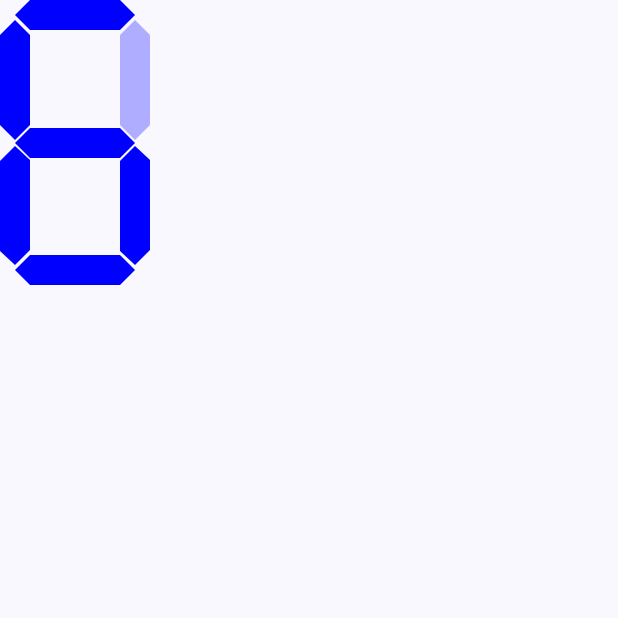
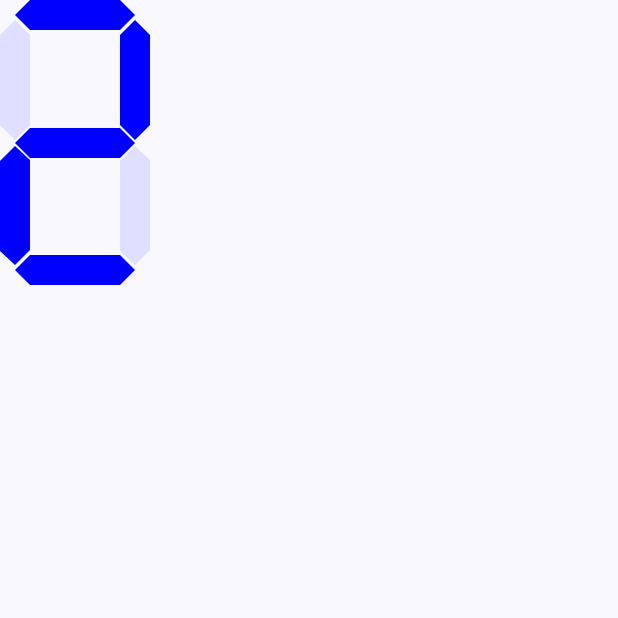
Before and after one commit to matinnasiri01/digitalClock, an Android app built with Jetpack Compose: the screen it shows after launch (MainActivity), on a phone screen of 412 x 824 dp, the top half of it. Run offline under Robolectric (Android 15) with nearby library versions, the phone set to English and light mode, and no system bars.

Commit message:
Remove extra files and modify the folder structure

```diff
--- a/app/src/main/AndroidManifest.xml
+++ b/app/src/main/AndroidManifest.xml
@@ -9,7 +9,7 @@
         android:icon="@mipmap/ic_launcher"
         android:label="@string/app_name"
         android:roundIcon="@mipmap/ic_launcher_round"
-        android:supportsRtl="true"
+        android:supportsRtl="false"
         android:theme="@style/Theme.Clock"
         tools:targetApi="31">
         <activity
--- a/app/src/main/java/io/nasiri/clock/Dame.kt
+++ /dev/null
@@ -1,45 +0,0 @@
-package io.nasiri.clock
-
-import androidx.compose.foundation.layout.Arrangement
-import androidx.compose.foundation.layout.Box
-import androidx.compose.foundation.layout.Column
-import androidx.compose.foundation.layout.Row
-import androidx.compose.foundation.layout.Spacer
-import androidx.compose.foundation.layout.fillMaxSize
-import androidx.compose.foundation.layout.height
-import androidx.compose.foundation.layout.padding
-import androidx.compose.foundation.layout.size
-import androidx.compose.runtime.Composable
-import androidx.compose.ui.Alignment
-import androidx.compose.ui.Modifier
-import androidx.compose.ui.unit.dp
-import io.nasiri.clock.ui.items.HPsItem
-import io.nasiri.clock.ui.items.PsItem
-
-@Composable
-fun Single(modifier: Modifier = Modifier) {
-    Box(
-        modifier = modifier
-            .size(width = 100.dp, height = 190.dp)
-    ) {
-        Row(
-            modifier = Modifier
-                .fillMaxSize()
-                .padding(vertical = 13.dp), Arrangement.SpaceBetween
-        ) {
-            Column {
-                HPsItem(isActive = true)
-                Spacer(modifier = Modifier.height(4.dp))
-                HPsItem(isActive = true)
-            }
-            Column {
-                HPsItem()
-                Spacer(modifier = Modifier.height(4.dp))
-                HPsItem(isActive = true)
-            }
-        }
-        PsItem(modifier = Modifier.align(Alignment.TopCenter),isActive = true)
-        PsItem(modifier = Modifier.align(Alignment.Center),isActive = true)
-        PsItem(modifier = Modifier.align(Alignment.BottomCenter),isActive = true)
-    }
-}
--- a/app/src/main/java/io/nasiri/clock/MainActivity.kt
+++ b/app/src/main/java/io/nasiri/clock/MainActivity.kt
@@ -4,18 +4,14 @@ import android.os.Bundle
 import androidx.activity.ComponentActivity
 import androidx.activity.compose.setContent
 import androidx.activity.enableEdgeToEdge
-import androidx.compose.foundation.layout.Arrangement
 import androidx.compose.foundation.layout.Column
-import androidx.compose.foundation.layout.Spacer
 import androidx.compose.foundation.layout.fillMaxSize
 import androidx.compose.foundation.layout.padding
 import androidx.compose.material3.Scaffold
-import androidx.compose.ui.Alignment
 import androidx.compose.ui.Modifier
-import androidx.compose.ui.unit.dp
-import io.nasiri.clock.ui.items.HPsItem
-import io.nasiri.clock.ui.items.PsItem
+import io.nasiri.clock.ui.item.SingleCounter
 import io.nasiri.clock.ui.theme.ClockTheme
+import io.nasiri.clock.util.new01
 
 class MainActivity : ComponentActivity() {
     override fun onCreate(savedInstanceState: Bundle?) {
@@ -24,13 +20,8 @@ class MainActivity : ComponentActivity() {
         setContent {
             ClockTheme {
                 Scaffold(modifier = Modifier.fillMaxSize()) { innerPadding ->
-                    Column(
-                        modifier = Modifier.padding(innerPadding),
-                        verticalArrangement = Arrangement.Center,
-                        horizontalAlignment = Alignment.CenterHorizontally
-                    ) {
-                        Spacer(modifier = Modifier.padding(horizontal = 12.dp))
-                        Single()
+                    Column(modifier = Modifier.padding(innerPadding)) {
+                        SingleCounter(active = new01[2]?.map { it == 1 }!!)
                     }
                 }
             }
--- /dev/null
+++ b/app/src/main/java/io/nasiri/clock/ui/item/Counter.kt
@@ -0,0 +1,140 @@
+package io.nasiri.clock.ui.item
+
+import androidx.compose.foundation.Canvas
+import androidx.compose.foundation.layout.*
+import androidx.compose.runtime.Composable
+import androidx.compose.ui.Alignment
+import androidx.compose.ui.Modifier
+import androidx.compose.ui.graphics.Color
+import androidx.compose.ui.graphics.Path
+import androidx.compose.ui.graphics.drawscope.rotate
+import androidx.compose.ui.unit.Dp
+import androidx.compose.ui.unit.dp
+
+@Composable
+fun SingleCounter(
+    modifier: Modifier = Modifier,
+    active: List<Boolean>,
+    showColor: Color = Color.Blue,
+    boxWidth: Dp = 100.dp,
+    boxHeight: Dp = 190.dp,
+    verticalPadding: Dp = 13.dp,
+    spacerHeight: Dp = 4.dp,
+    itemWidth: Dp = 20.dp,
+    itemHeight: Dp = 80.dp,
+    vpItemWidth: Dp = 80.dp,
+    vpItemHeight: Dp = 20.dp
+) {
+    Box(
+        modifier = modifier.size(width = boxWidth, height = boxHeight)
+    ) {
+        Row(
+            modifier = Modifier
+                .fillMaxSize()
+                .padding(vertical = verticalPadding),
+            horizontalArrangement = Arrangement.SpaceBetween
+        ) {
+            Column {
+                HeItem(
+                    isActive = active[1],
+                    activeColor = showColor,
+                    itemWidth = itemWidth,
+                    itemHeight = itemHeight
+                )
+                Spacer(modifier = Modifier.height(spacerHeight))
+                HeItem(
+                    isActive = active[4],
+                    activeColor = showColor,
+                    itemWidth = itemWidth,
+                    itemHeight = itemHeight
+                )
+            }
+            Column {
+                HeItem(
+                    isActive = active[2],
+                    activeColor = showColor,
+                    itemWidth = itemWidth,
+                    itemHeight = itemHeight
+                )
+                Spacer(modifier = Modifier.height(spacerHeight))
+                HeItem(
+                    isActive = active[5],
+                    activeColor = showColor,
+                    itemWidth = itemWidth,
+                    itemHeight = itemHeight
+                )
+            }
+        }
+        VoItem(
+            modifier = Modifier.align(Alignment.TopCenter),
+            isActive = active[0],
+            activeColor = showColor,
+            vpItemWidth = vpItemWidth,
+            vpItemHeight = vpItemHeight
+        )
+        VoItem(
+            modifier = Modifier.align(Alignment.Center),
+            isActive = active[3],
+            activeColor = showColor,
+            vpItemWidth = vpItemWidth,
+            vpItemHeight = vpItemHeight
+        )
+        VoItem(
+            modifier = Modifier.align(Alignment.BottomCenter),
+            isActive = active[6],
+            activeColor = showColor,
+            vpItemWidth = vpItemWidth,
+            vpItemHeight = vpItemHeight
+        )
+    }
+}
+
+@Composable
+fun HeItem(
+    modifier: Modifier = Modifier,
+    isActive: Boolean = false,
+    activeColor: Color,
+    itemWidth: Dp = 20.dp,
+    itemHeight: Dp = 80.dp
+) {
+    Canvas(
+        modifier = modifier
+            .width(itemWidth)
+            .height(itemHeight)
+    ) {
+        val color = activeColor.copy(alpha = if (isActive) 1f else .1f)
+        val path = Path().apply {
+            moveTo(size.width / 2, 0f)
+            lineTo(0f, 10.dp.toPx())
+            lineTo(0f, (itemHeight - 10.dp).toPx())
+            lineTo(size.width / 2, size.height)
+        }
+        drawPath(path = path, color = color)
+        rotate(180f) { drawPath(path = path, color = color) }
+    }
+}
+
+@Composable
+fun VoItem(
+    modifier: Modifier = Modifier,
+    isActive: Boolean = false,
+    activeColor: Color,
+    vpItemWidth: Dp = 80.dp,
+    vpItemHeight: Dp = 20.dp
+) {
+    Canvas(
+        modifier = modifier
+            .width(vpItemWidth)
+            .height(vpItemHeight)
+    ) {
+        val color = activeColor.copy(alpha = if (isActive) 1f else .1f)
+        val path = Path().apply {
+            moveTo(size.width, size.height / 2)
+            lineTo(size.width - 10.dp.toPx(), 0f)
+            lineTo(size.width - (vpItemWidth - 10.dp).toPx(), 0f)
+            lineTo(0f, size.height / 2)
+        }
+        drawPath(path = path, color = color)
+        rotate(180f) { drawPath(path = path, color = color) }
+    }
+}
--- a/app/src/main/java/io/nasiri/clock/ui/items/HpsItem.kt
+++ /dev/null
@@ -1,30 +0,0 @@
-package io.nasiri.clock.ui.items
-
-import androidx.compose.foundation.Canvas
-import androidx.compose.foundation.layout.height
-import androidx.compose.foundation.layout.width
-import androidx.compose.runtime.Composable
-import androidx.compose.ui.Modifier
-import androidx.compose.ui.graphics.Color
-import androidx.compose.ui.graphics.Path
-import androidx.compose.ui.graphics.drawscope.rotate
-import androidx.compose.ui.unit.dp
-
-@Composable
-fun HPsItem(modifier: Modifier = Modifier, isActive: Boolean = false) {
-    Canvas(
-        modifier = modifier
-            .width(20.dp)
-            .height(80.dp)
-    ) {
-        val color = Color.Blue.copy(alpha = if (isActive) 1f else .3f)
-        val path = Path().apply {
-            moveTo(size.width / 2, 0f)
-            lineTo(0f, 10.dp.toPx())
-            lineTo(0f, 70.dp.toPx())
-            lineTo(size.width / 2, size.height)
-        }
-        drawPath(path = path, color = color)
-        rotate(180f) { drawPath(path = path, color = color) }
-    }
-}
--- a/app/src/main/java/io/nasiri/clock/ui/items/psItem.kt
+++ /dev/null
@@ -1,31 +0,0 @@
-package io.nasiri.clock.ui.items
-
-import androidx.compose.foundation.Canvas
-import androidx.compose.foundation.layout.height
-import androidx.compose.foundation.layout.width
-import androidx.compose.runtime.Composable
-import androidx.compose.ui.Modifier
-import androidx.compose.ui.graphics.Color
-import androidx.compose.ui.graphics.Path
-import androidx.compose.ui.graphics.drawscope.rotate
-import androidx.compose.ui.unit.dp
-
-@Composable
-fun PsItem(modifier: Modifier = Modifier, isActive: Boolean = false) {
-    Canvas(
-        modifier = modifier
-            .width(80.dp)
-            .height(20.dp)
-    ) {
-
-        val color = Color.Blue.copy(alpha = if (isActive) 1f else .3f)
-        val path = Path().apply {
-            moveTo(size.width, size.height / 2)
-            lineTo(size.width - 10.dp.toPx(), 0f)
-            lineTo(size.width - 70.dp.toPx(), 0f)
-            lineTo(0f, size.height / 2)
-        }
-        drawPath(path = path, color = color)
-        rotate(180f) { drawPath(path = path, color = color) }
-    }
-}
--- /dev/null
+++ b/app/src/main/java/io/nasiri/clock/util/dic.kt
@@ -0,0 +1,13 @@
+package io.nasiri.clock.util
+
+val new01 = mapOf(
+    1 to listOf(0, 0, 1, 0, 0, 1, 0),
+    2 to listOf(1, 0, 1, 1, 1, 0, 1),
+    3 to listOf(1, 0, 1, 1, 0, 1, 1),
+    4 to listOf(0, 1, 1, 1, 0, 1, 0),
+    5 to listOf(1, 1, 0, 1, 0, 1, 1),
+    6 to listOf(1, 1, 0, 1, 1, 1, 1),
+    7 to listOf(1, 0, 1, 0, 0, 1, 0),
+    8 to listOf(1, 1, 1, 1, 1, 1, 1),
+    9 to listOf(1, 1, 1, 1, 0, 1, 1)
+)
```
